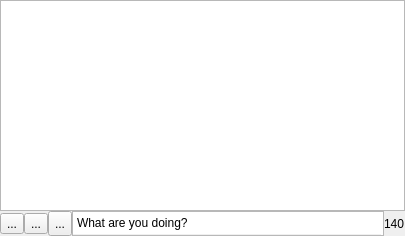
ayoy/qtwitter, file mainwindow.ui: the form before one commit.
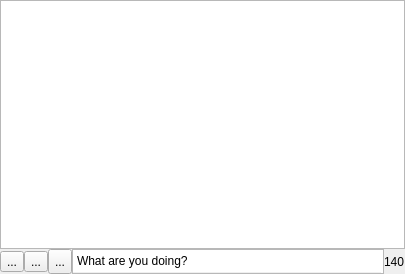
The form after the commit. Icons and pictures are not drawn.

What changed in the file:
```diff
--- a/mainwindow.ui
+++ b/mainwindow.ui
@@ -6,7 +6,7 @@
     <x>0</x>
     <y>0</y>
     <width>405</width>
-    <height>236</height>
+    <height>274</height>
    </rect>
   </property>
   <property name="windowTitle" >
```
Left out of the diff: 13 changed lines with no effect on the pictures.
